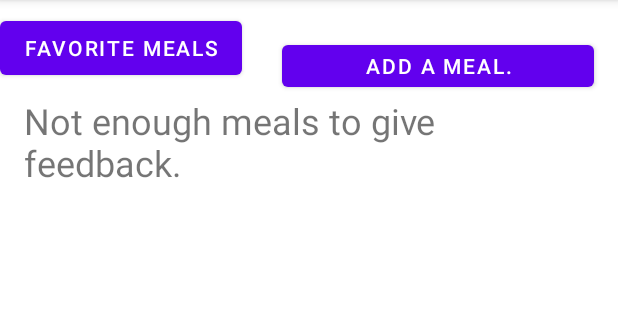
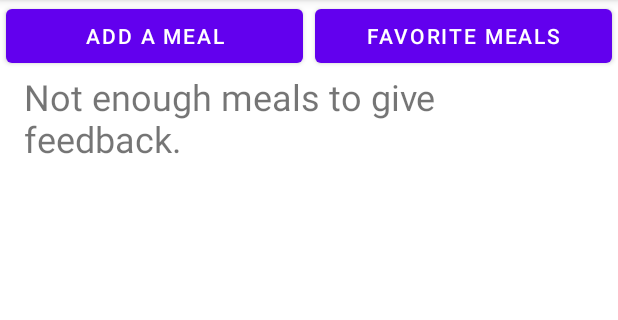
Before and after one commit to jklauer/NutritionTrackerGUIv4, an Android app: the fragment MealsFragment shown on its own in the app's theme, on a phone screen of 412 x 824 dp, the part 84-404 px from its top. Run offline under Robolectric (Android 15) with nearby library versions, the phone set to English and light mode, and no system bars; our stand-ins replace Room's generated code.

Commit message:
updated the ui for meals and favorite meals

```diff
--- a/app/src/main/res/layout/activity_favorite_meals.xml
+++ b/app/src/main/res/layout/activity_favorite_meals.xml
@@ -10,7 +10,7 @@
         android:id="@+id/favMealsBack"
         android:layout_width="wrap_content"
         android:layout_height="wrap_content"
-        android:text="Back"
+        android:text="Home"
         app:layout_constraintBottom_toBottomOf="parent"
         app:layout_constraintEnd_toEndOf="parent"
         app:layout_constraintHorizontal_bias="0.498"
--- a/app/src/main/res/layout/fragment_meals.xml
+++ b/app/src/main/res/layout/fragment_meals.xml
@@ -6,18 +6,34 @@
     android:layout_height="match_parent"
     tools:context=".ui.meals.MealsFragment">
 
-    <Button
-        android:id="@+id/InputMealForm_button"
-        android:layout_width="208dp"
-        android:layout_height="40dp"
-        android:layout_marginStart="16dp"
-        android:layout_marginTop="24dp"
-        android:layout_marginEnd="16dp"
-        android:text="Add a meal."
+    <LinearLayout
+        android:id="@+id/mealsButtonHolder"
+        android:layout_width="0dp"
+        android:layout_height="wrap_content"
+        android:orientation="horizontal"
+        app:layout_constraintBottom_toBottomOf="parent"
         app:layout_constraintEnd_toEndOf="parent"
-        app:layout_constraintHorizontal_bias="1.0"
         app:layout_constraintStart_toStartOf="parent"
-        app:layout_constraintTop_toTopOf="parent" />
+        app:layout_constraintTop_toTopOf="parent"
+        app:layout_constraintVertical_bias="0.0">
+
+        <Button
+            android:id="@+id/InputMealForm_button"
+            android:layout_width="match_parent"
+            android:layout_height="match_parent"
+            android:layout_weight="1"
+            android:layout_marginHorizontal="4dp"
+            android:text="Add a meal" />
+
+        <Button
+            android:id="@+id/favMealsButton"
+            android:layout_width="match_parent"
+            android:layout_height="match_parent"
+            android:layout_weight="1"
+            android:layout_marginHorizontal="4dp"
+            android:text="Favorite Meals" />
+
+    </LinearLayout>
 
     <ScrollView
         android:id="@+id/scrollView_fragment_meals"
@@ -30,7 +46,7 @@
         app:layout_constraintEnd_toEndOf="parent"
         app:layout_constraintHorizontal_bias="0.0"
         app:layout_constraintStart_toStartOf="parent"
-        app:layout_constraintTop_toBottomOf="@+id/InputMealForm_button">
+        app:layout_constraintTop_toBottomOf="@+id/mealsButtonHolder">
 
         <LinearLayout
             android:id="@+id/fragment_meals_linear_layout"
@@ -39,18 +55,5 @@
             android:orientation="vertical" />
     </ScrollView>
 
-    <Button
-        android:id="@+id/favMealsButton"
-        android:layout_width="wrap_content"
-        android:layout_height="wrap_content"
-        android:layout_marginTop="7dp"
-        android:layout_marginBottom="8dp"
-        android:text="Favorite Meals"
-        app:layout_constraintBottom_toTopOf="@+id/scrollView_fragment_meals"
-        app:layout_constraintEnd_toStartOf="@+id/InputMealForm_button"
-        app:layout_constraintHorizontal_bias="0.0"
-        app:layout_constraintStart_toStartOf="parent"
-        app:layout_constraintTop_toTopOf="parent"
-        app:layout_constraintVertical_bias="1.0" />
 
 </androidx.constraintlayout.widget.ConstraintLayout>
```
